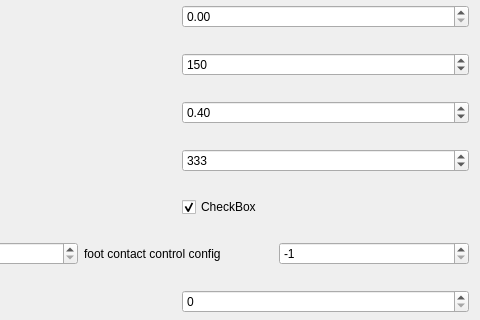
Above: gui/mainwindow.ui from scarensac/simbicon_qt before the change; both pictures show x 123 to 603 and y 89 to 409 of the 603 by 549 pixel window. Below: the same form after it.
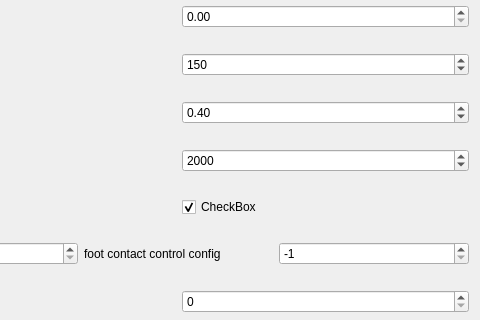
That is the form after the change.

Diff of the .ui file:
```diff
--- a/gui/mainwindow.ui
+++ b/gui/mainwindow.ui
@@ -129,7 +129,7 @@
          <double>0.010000000000000</double>
         </property>
         <property name="value">
-         <double>333.000000000000000</double>
+         <double>2000.000000000000000</double>
         </property>
        </widget>
       </item>
```
